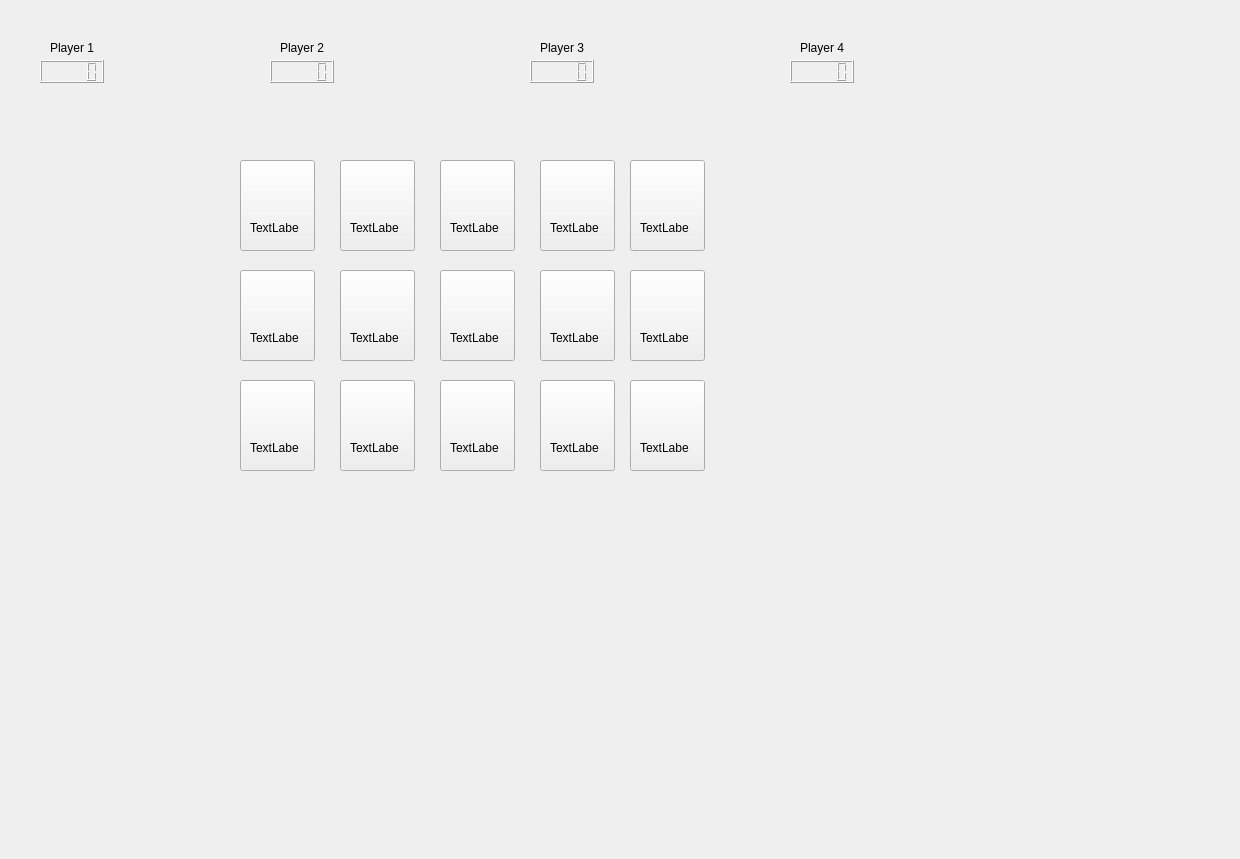
Before: the Qt Designer form client/src/MainWindow.ui in andreisdc/ProjectModernCPP, drawn with Qt 5.
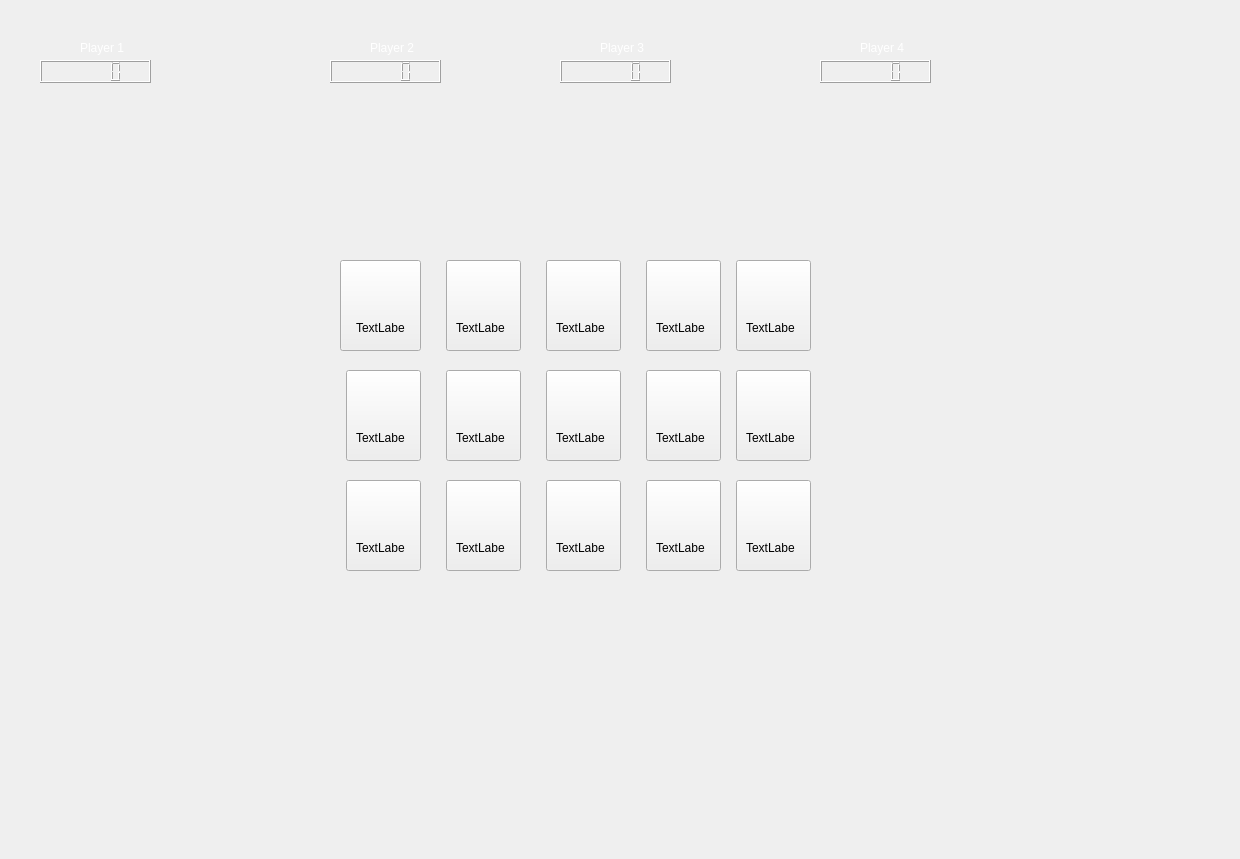
After: the same form once the commit is applied. The open tabs and pages were chosen to show the change. Icons and pictures are not drawn.

```diff
--- a/client/src/MainWindow.ui
+++ b/client/src/MainWindow.ui
@@ -1564,12 +1564,15 @@
      <widget class="QLabel" name="labelGameUsername1">
       <property name="geometry">
        <rect>
-        <x>70</x>
+        <x>100</x>
         <y>40</y>
         <width>49</width>
         <height>16</height>
        </rect>
       </property>
+      <property name="styleSheet">
+       <string notr="true">color: rgb(255, 255, 255);</string>
+      </property>
       <property name="text">
        <string>Player 1</string>
       </property>
@@ -1577,12 +1580,15 @@
      <widget class="QLabel" name="labelGameUsername2">
       <property name="geometry">
        <rect>
-        <x>300</x>
+        <x>390</x>
         <y>40</y>
         <width>49</width>
         <height>16</height>
        </rect>
       </property>
+      <property name="styleSheet">
+       <string notr="true">color: rgb(255, 255, 255);</string>
+      </property>
       <property name="text">
        <string>Player 2</string>
       </property>
@@ -1590,12 +1596,15 @@
      <widget class="QLabel" name="labelGameUsername3">
       <property name="geometry">
        <rect>
-        <x>560</x>
+        <x>620</x>
         <y>40</y>
         <width>49</width>
         <height>16</height>
        </rect>
       </property>
+      <property name="styleSheet">
+       <string notr="true">color: rgb(255, 255, 255);</string>
+      </property>
       <property name="text">
        <string>Player 3</string>
       </property>
@@ -1603,12 +1612,15 @@
      <widget class="QLabel" name="labelGameUsername4">
       <property name="geometry">
        <rect>
-        <x>820</x>
+        <x>880</x>
         <y>40</y>
         <width>49</width>
         <height>16</height>
        </rect>
       </property>
+      <property name="styleSheet">
+       <string notr="true">color: rgb(255, 255, 255);</string>
+      </property>
       <property name="text">
        <string>Player 4</string>
       </property>
@@ -1618,7 +1630,7 @@
        <rect>
         <x>60</x>
         <y>60</y>
-        <width>64</width>
+        <width>111</width>
         <height>23</height>
        </rect>
       </property>
@@ -1626,9 +1638,9 @@
      <widget class="QLCDNumber" name="lcdNumberGamePoints2">
       <property name="geometry">
        <rect>
-        <x>290</x>
+        <x>350</x>
         <y>60</y>
-        <width>64</width>
+        <width>111</width>
         <height>23</height>
        </rect>
       </property>
@@ -1636,9 +1648,9 @@
      <widget class="QLCDNumber" name="lcdNumberGamePoints3">
       <property name="geometry">
        <rect>
-        <x>550</x>
+        <x>580</x>
         <y>60</y>
-        <width>64</width>
+        <width>111</width>
         <height>23</height>
        </rect>
       </property>
@@ -1646,9 +1658,9 @@
      <widget class="QLCDNumber" name="lcdNumberGamePoints4">
       <property name="geometry">
        <rect>
-        <x>810</x>
+        <x>840</x>
         <y>60</y>
-        <width>64</width>
+        <width>111</width>
         <height>23</height>
        </rect>
       </property>
@@ -1656,8 +1668,8 @@
      <widget class="QPushButton" name="buttonGameCounty2">
       <property name="geometry">
        <rect>
-        <x>360</x>
-        <y>160</y>
+        <x>466</x>
+        <y>260</y>
         <width>75</width>
         <height>91</height>
        </rect>
@@ -1669,8 +1681,8 @@
      <widget class="QPushButton" name="buttonGameCounty3">
       <property name="geometry">
        <rect>
-        <x>460</x>
-        <y>160</y>
+        <x>566</x>
+        <y>260</y>
         <width>75</width>
         <height>91</height>
        </rect>
@@ -1682,8 +1694,8 @@
      <widget class="QPushButton" name="buttonGameCounty4">
       <property name="geometry">
        <rect>
-        <x>560</x>
-        <y>160</y>
+        <x>666</x>
+        <y>260</y>
         <width>75</width>
         <height>91</height>
        </rect>
@@ -1695,8 +1707,8 @@
      <widget class="QPushButton" name="buttonGameCounty5">
       <property name="geometry">
        <rect>
-        <x>650</x>
-        <y>160</y>
+        <x>756</x>
+        <y>260</y>
         <width>75</width>
         <height>91</height>
        </rect>
@@ -1708,8 +1720,8 @@
      <widget class="QPushButton" name="buttonGameCounty10">
       <property name="geometry">
        <rect>
-        <x>650</x>
-        <y>270</y>
+        <x>756</x>
+        <y>370</y>
         <width>75</width>
         <height>91</height>
        </rect>
@@ -1721,8 +1733,8 @@
      <widget class="QPushButton" name="buttonGameCounty9">
       <property name="geometry">
        <rect>
-        <x>560</x>
-        <y>270</y>
+        <x>666</x>
+        <y>370</y>
         <width>75</width>
         <height>91</height>
        </rect>
@@ -1734,8 +1746,8 @@
      <widget class="QPushButton" name="buttonGameCounty8">
       <property name="geometry">
        <rect>
-        <x>460</x>
-        <y>270</y>
+        <x>566</x>
+        <y>370</y>
         <width>75</width>
         <height>91</height>
        </rect>
@@ -1747,8 +1759,8 @@
      <widget class="QPushButton" name="buttonGameCounty7">
       <property name="geometry">
        <rect>
-        <x>360</x>
-        <y>270</y>
+        <x>466</x>
+        <y>370</y>
         <width>75</width>
         <height>91</height>
        </rect>
@@ -1760,8 +1772,8 @@
      <widget class="QPushButton" name="buttonGameCounty12">
       <property name="geometry">
        <rect>
-        <x>360</x>
-        <y>380</y>
+        <x>466</x>
+        <y>480</y>
         <width>75</width>
         <height>91</height>
        </rect>
@@ -1773,8 +1785,8 @@
      <widget class="QPushButton" name="buttonGameCounty13">
       <property name="geometry">
        <rect>
-        <x>460</x>
-        <y>380</y>
+        <x>566</x>
+        <y>480</y>
         <width>75</width>
         <height>91</height>
        </rect>
@@ -1786,8 +1798,8 @@
      <widget class="QPushButton" name="buttonGameCounty14">
       <property name="geometry">
        <rect>
-        <x>560</x>
-        <y>380</y>
+        <x>666</x>
+        <y>480</y>
         <width>75</width>
         <height>91</height>
        </rect>
@@ -1799,8 +1811,8 @@
      <widget class="QPushButton" name="buttonGameCounty15">
       <property name="geometry">
        <rect>
-        <x>650</x>
-        <y>380</y>
+        <x>756</x>
+        <y>480</y>
         <width>75</width>
         <height>91</height>
        </rect>
@@ -1812,9 +1824,9 @@
      <widget class="QPushButton" name="buttonGameCounty1">
       <property name="geometry">
        <rect>
-        <x>260</x>
-        <y>160</y>
-        <width>75</width>
+        <x>360</x>
+        <y>260</y>
+        <width>81</width>
         <height>91</height>
        </rect>
       </property>
@@ -1825,8 +1837,8 @@
      <widget class="QPushButton" name="buttonGameCounty6">
       <property name="geometry">
        <rect>
-        <x>260</x>
-        <y>270</y>
+        <x>366</x>
+        <y>370</y>
         <width>75</width>
         <height>91</height>
        </rect>
@@ -1838,8 +1850,8 @@
      <widget class="QPushButton" name="buttonGameCounty11">
       <property name="geometry">
        <rect>
-        <x>260</x>
-        <y>380</y>
+        <x>366</x>
+        <y>480</y>
         <width>75</width>
         <height>91</height>
        </rect>
@@ -1851,8 +1863,8 @@
      <widget class="QLabel" name="labelGameCountyPoints1">
       <property name="geometry">
        <rect>
-        <x>270</x>
-        <y>220</y>
+        <x>376</x>
+        <y>320</y>
         <width>49</width>
         <height>16</height>
        </rect>
@@ -1864,8 +1876,8 @@
      <widget class="QLabel" name="labelGameCountyPoints2">
       <property name="geometry">
        <rect>
-        <x>370</x>
-        <y>220</y>
+        <x>476</x>
+        <y>320</y>
         <width>49</width>
         <height>16</height>
        </rect>
@@ -1877,8 +1889,8 @@
      <widget class="QLabel" name="labelGameCountyPoints3">
       <property name="geometry">
        <rect>
-        <x>470</x>
-        <y>220</y>
+        <x>576</x>
+        <y>320</y>
         <width>49</width>
         <height>16</height>
        </rect>
@@ -1890,8 +1902,8 @@
      <widget class="QLabel" name="labelGameCountyPoints4">
       <property name="geometry">
        <rect>
-        <x>570</x>
-        <y>220</y>
+        <x>676</x>
+        <y>320</y>
         <width>49</width>
         <height>16</height>
        </rect>
@@ -1903,8 +1915,8 @@
      <widget class="QLabel" name="labelGameCountyPoints5">
       <property name="geometry">
        <rect>
-        <x>660</x>
-        <y>220</y>
+        <x>766</x>
+        <y>320</y>
         <width>49</width>
         <height>16</height>
        </rect>
@@ -1916,8 +1928,8 @@
      <widget class="QLabel" name="labelGameCountyPoints8">
       <property name="geometry">
        <rect>
-        <x>470</x>
-        <y>330</y>
+        <x>576</x>
+        <y>430</y>
         <width>49</width>
         <height>16</height>
        </rect>
@@ -1929,8 +1941,8 @@
      <widget class="QLabel" name="labelGameCountyPoints7">
       <property name="geometry">
        <rect>
-        <x>370</x>
-        <y>330</y>
+        <x>476</x>
+        <y>430</y>
         <width>49</width>
         <height>16</height>
        </rect>
@@ -1942,8 +1954,8 @@
      <widget class="QLabel" name="labelGameCountyPoints6">
       <property name="geometry">
        <rect>
-        <x>270</x>
-        <y>330</y>
+        <x>376</x>
+        <y>430</y>
         <width>49</width>
         <height>16</height>
        </rect>
@@ -1955,8 +1967,8 @@
      <widget class="QLabel" name="labelGameCountyPoints9">
       <property name="geometry">
        <rect>
-        <x>570</x>
-        <y>330</y>
+        <x>676</x>
+        <y>430</y>
         <width>49</width>
         <height>16</height>
        </rect>
@@ -1968,8 +1980,8 @@
      <widget class="QLabel" name="labelGameCountyPoints10">
       <property name="geometry">
        <rect>
-        <x>660</x>
-        <y>330</y>
+        <x>766</x>
+        <y>430</y>
         <width>49</width>
         <height>16</height>
        </rect>
@@ -1981,8 +1993,8 @@
      <widget class="QLabel" name="labelGameCountyPoints15">
       <property name="geometry">
        <rect>
-        <x>660</x>
-        <y>440</y>
+        <x>766</x>
+        <y>540</y>
         <width>49</width>
         <height>16</height>
        </rect>
@@ -1994,8 +2006,8 @@
      <widget class="QLabel" name="labelGameCountyPoints14">
       <property name="geometry">
        <rect>
-        <x>570</x>
-        <y>440</y>
+        <x>676</x>
+        <y>540</y>
         <width>49</width>
         <height>16</height>
        </rect>
@@ -2007,8 +2019,8 @@
      <widget class="QLabel" name="labelGameCountyPoints13">
       <property name="geometry">
        <rect>
-        <x>470</x>
-        <y>440</y>
+        <x>576</x>
+        <y>540</y>
         <width>49</width>
         <height>16</height>
        </rect>
@@ -2020,8 +2032,8 @@
      <widget class="QLabel" name="labelGameCountyPoints12">
       <property name="geometry">
        <rect>
-        <x>370</x>
-        <y>440</y>
+        <x>476</x>
+        <y>540</y>
         <width>49</width>
         <height>16</height>
        </rect>
@@ -2033,8 +2045,8 @@
      <widget class="QLabel" name="labelGameCountyPoints11">
       <property name="geometry">
        <rect>
-        <x>270</x>
-        <y>440</y>
+        <x>376</x>
+        <y>540</y>
         <width>49</width>
         <height>16</height>
        </rect>
@@ -2043,6 +2055,64 @@
        <string>TextLabel</string>
       </property>
      </widget>
+     <widget class="QFrame" name="frame_4">
+      <property name="geometry">
+       <rect>
+        <x>10</x>
+        <y>-1</y>
+        <width>1251</width>
+        <height>861</height>
+       </rect>
+      </property>
+      <property name="styleSheet">
+       <string notr="true">background-image: url(:/MainWindow/assets/LoginSignupBackground.png);</string>
+      </property>
+      <property name="frameShape">
+       <enum>QFrame::StyledPanel</enum>
+      </property>
+      <property name="frameShadow">
+       <enum>QFrame::Raised</enum>
+      </property>
+     </widget>
+     <zorder>frame_4</zorder>
+     <zorder>labelGameUsername1</zorder>
+     <zorder>labelGameUsername2</zorder>
+     <zorder>labelGameUsername3</zorder>
+     <zorder>labelGameUsername4</zorder>
+     <zorder>lcdNumberGamePoints1</zorder>
+     <zorder>lcdNumberGamePoints2</zorder>
+     <zorder>lcdNumberGamePoints3</zorder>
+     <zorder>lcdNumberGamePoints4</zorder>
+     <zorder>buttonGameCounty2</zorder>
+     <zorder>buttonGameCounty3</zorder>
+     <zorder>buttonGameCounty4</zorder>
+     <zorder>buttonGameCounty5</zorder>
+     <zorder>buttonGameCounty10</zorder>
+     <zorder>buttonGameCounty9</zorder>
+     <zorder>buttonGameCounty8</zorder>
+     <zorder>buttonGameCounty7</zorder>
+     <zorder>buttonGameCounty12</zorder>
+     <zorder>buttonGameCounty13</zorder>
+     <zorder>buttonGameCounty14</zorder>
+     <zorder>buttonGameCounty15</zorder>
+     <zorder>buttonGameCounty1</zorder>
+     <zorder>buttonGameCounty6</zorder>
+     <zorder>buttonGameCounty11</zorder>
+     <zorder>labelGameCountyPoints1</zorder>
+     <zorder>labelGameCountyPoints2</zorder>
+     <zorder>labelGameCountyPoints3</zorder>
+     <zorder>labelGameCountyPoints4</zorder>
+     <zorder>labelGameCountyPoints5</zorder>
+     <zorder>labelGameCountyPoints8</zorder>
+     <zorder>labelGameCountyPoints7</zorder>
+     <zorder>labelGameCountyPoints6</zorder>
+     <zorder>labelGameCountyPoints9</zorder>
+     <zorder>labelGameCountyPoints10</zorder>
+     <zorder>labelGameCountyPoints15</zorder>
+     <zorder>labelGameCountyPoints14</zorder>
+     <zorder>labelGameCountyPoints13</zorder>
+     <zorder>labelGameCountyPoints12</zorder>
+     <zorder>labelGameCountyPoints11</zorder>
     </widget>
     <widget class="QWidget" name="Question">
      <widget class="QLabel" name="labelQuestionQuestion">
```
Left out of the diff: 2 changed lines with no effect on the pictures.
